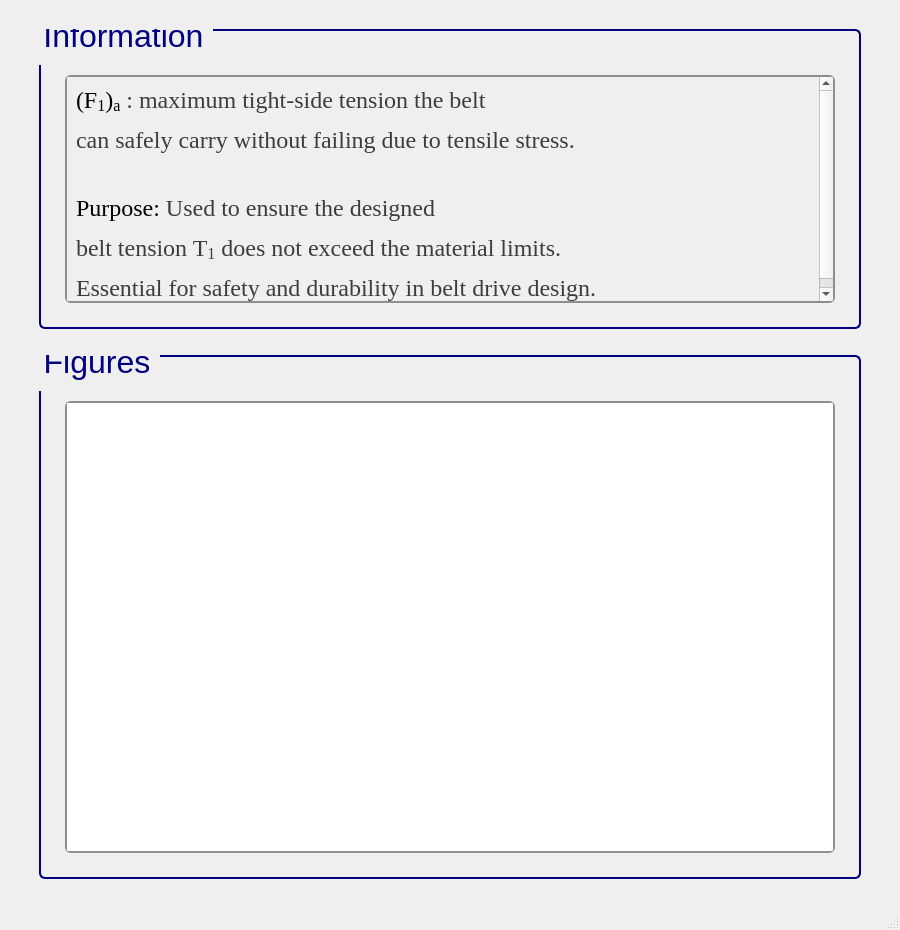
The window that ui/beltf1a.ui (Ah00ra/HNNS) describes before a commit, drawn with Qt 5.
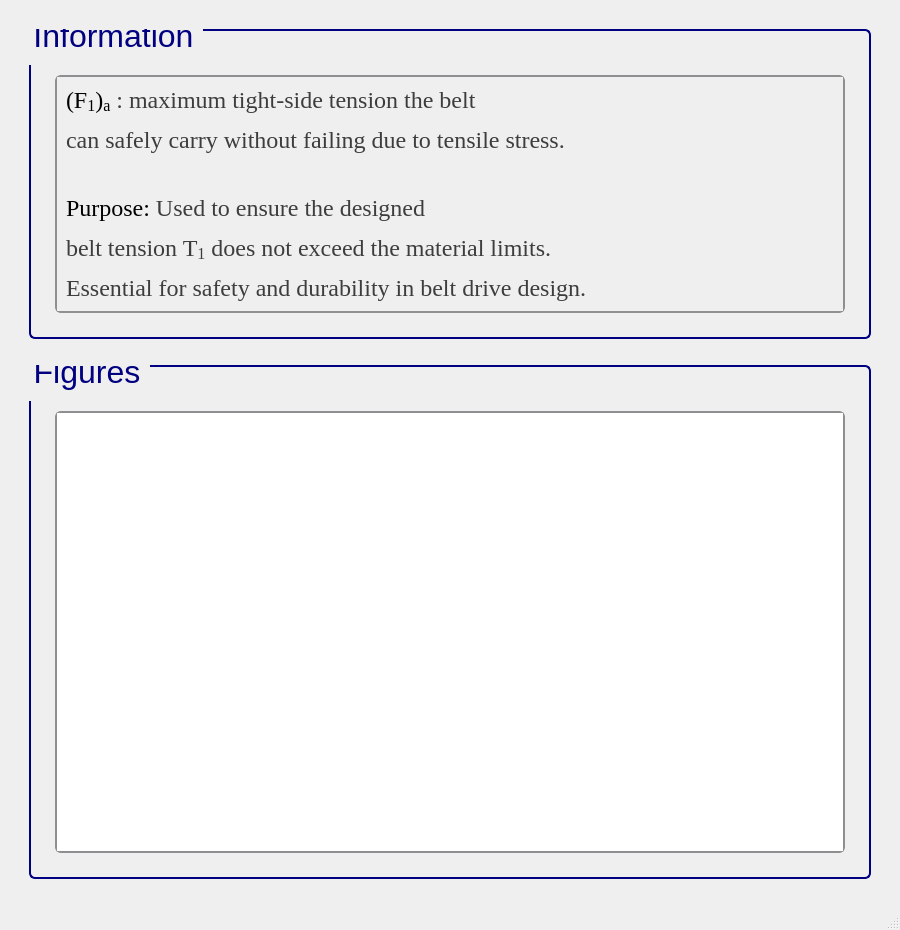
The same window after the commit. Icons and pictures are not drawn.

Patch:
```diff
--- a/ui/beltf1a.ui
+++ b/ui/beltf1a.ui
@@ -11,7 +11,7 @@
    </rect>
   </property>
   <property name="sizePolicy">
-   <sizepolicy hsizetype="Fixed" vsizetype="Fixed">
+   <sizepolicy hsizetype="Minimum" vsizetype="Minimum">
     <horstretch>0</horstretch>
     <verstretch>0</verstretch>
    </sizepolicy>
@@ -22,12 +22,6 @@
     <height>930</height>
    </size>
   </property>
-  <property name="maximumSize">
-   <size>
-    <width>900</width>
-    <height>930</height>
-   </size>
-  </property>
   <property name="windowTitle">
    <string>MainWindow</string>
   </property>
@@ -52,7 +46,7 @@
     <item row="1" column="1">
      <widget class="QGroupBox" name="groupBox_125">
       <property name="sizePolicy">
-       <sizepolicy hsizetype="Fixed" vsizetype="Fixed">
+       <sizepolicy hsizetype="Minimum" vsizetype="Minimum">
         <horstretch>0</horstretch>
         <verstretch>0</verstretch>
        </sizepolicy>
@@ -63,12 +57,6 @@
         <height>300</height>
        </size>
       </property>
-      <property name="maximumSize">
-       <size>
-        <width>822</width>
-        <height>300</height>
-       </size>
-      </property>
       <property name="font">
        <font>
         <family>Segoe UI</family>
@@ -208,7 +196,7 @@
            <rect>
             <x>0</x>
             <y>0</y>
-            <width>740</width>
+            <width>741</width>
             <height>276</height>
            </rect>
           </property>
@@ -335,12 +323,6 @@
         <height>350</height>
        </size>
       </property>
-      <property name="maximumSize">
-       <size>
-        <width>350</width>
-        <height>16777215</height>
-       </size>
-      </property>
       <property name="font">
        <font>
         <family>Segoe UI</family>
```
